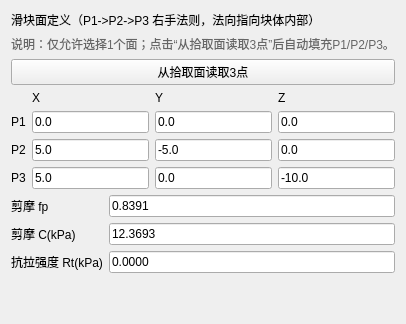
Old version of the form plugins/Base_Slover/CaveBlockPlanePage.ui in the repository asd977/base_cae.
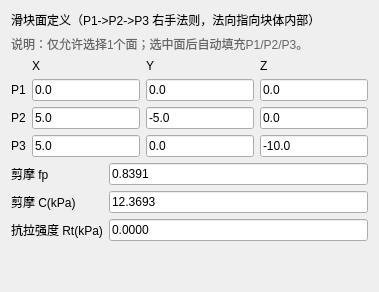
New version of the form.

Commit message: fix(solver): auto-fill slider plane points on face pick with real-time single-face constraint

Diff of the .ui file:
```diff
--- a/plugins/Base_Slover/CaveBlockPlanePage.ui
+++ b/plugins/Base_Slover/CaveBlockPlanePage.ui
@@ -10,17 +10,12 @@
    </item>
    <item>
     <widget class="QLabel" name="pickHintLabel">
-     <property name="text"><string>说明：仅允许选择1个面；点击“从拾取面读取3点”后自动填充P1/P2/P3。</string></property>
+     <property name="text"><string>说明：仅允许选择1个面；选中面后自动填充P1/P2/P3。</string></property>
      <property name="styleSheet">
       <string notr="true">color:#666666;</string>
      </property>
     </widget>
    </item>
-   <item>
-    <widget class="QPushButton" name="pickFillBtn">
-     <property name="text"><string>从拾取面读取3点</string></property>
-    </widget>
-   </item>
    <item>
     <layout class="QGridLayout" name="pointGridLayout">
      <item row="0" column="1"><widget class="QLabel" name="labelX"><property name="text"><string>X</string></property></widget></item>
```
The commit also changes 2 other files.
